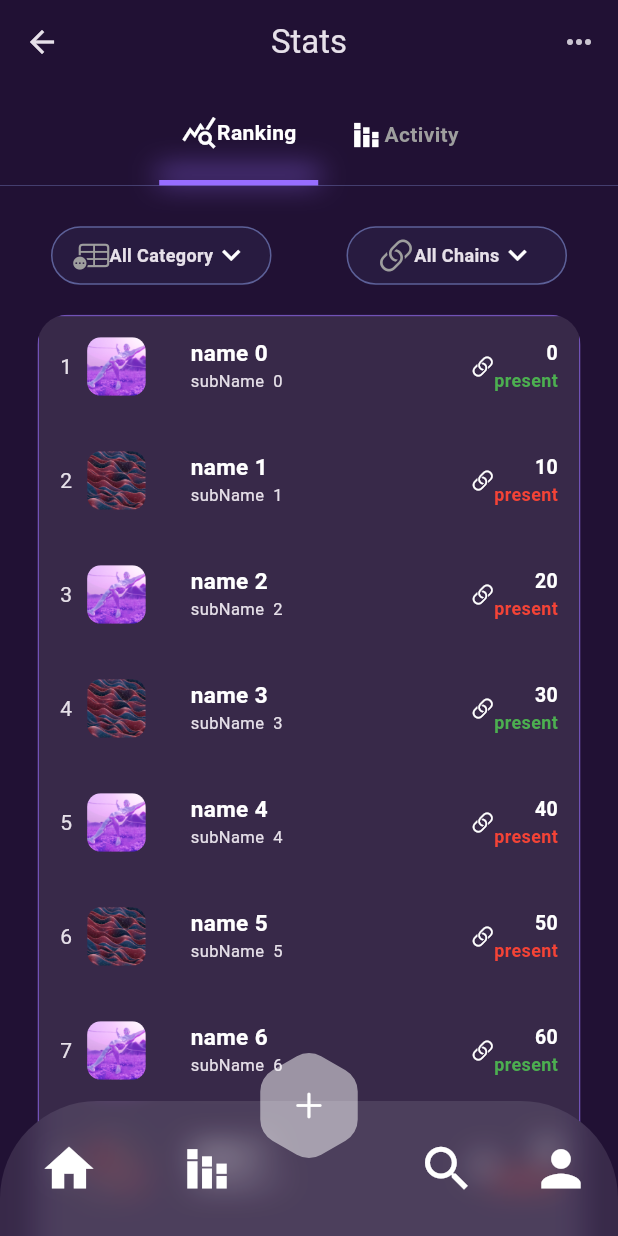
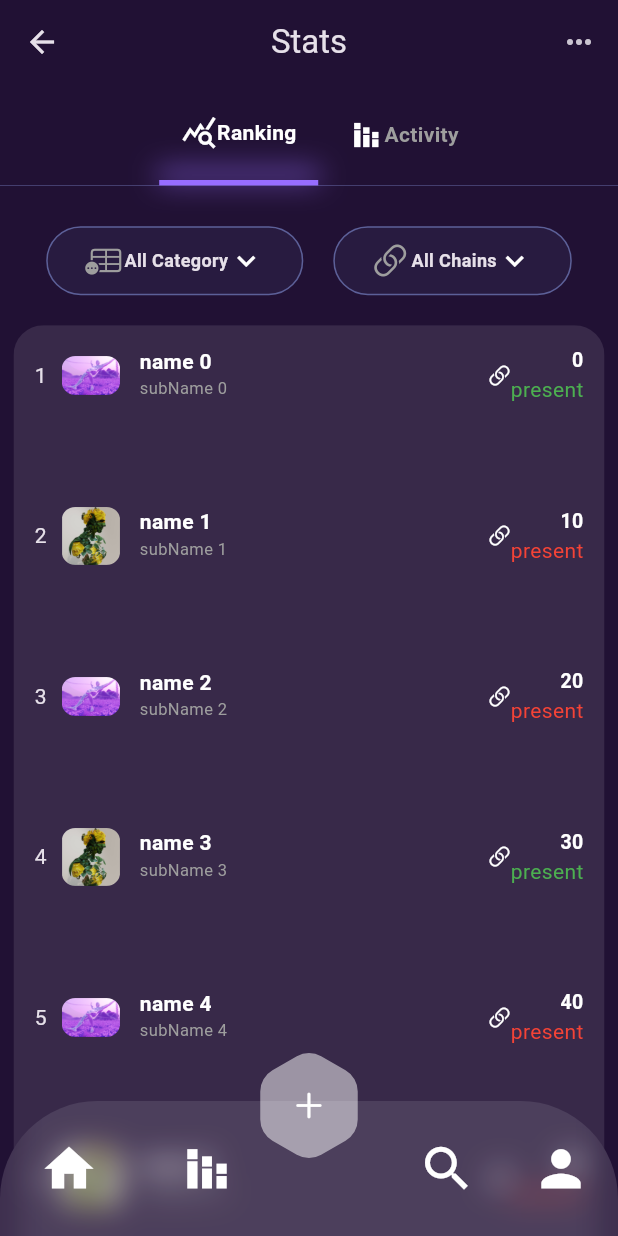
Before and after one commit to Linashaqoura612/Mini_MarketPlace_NFT, a Flutter app: the HomePage screen opened by its route, after a tap on the "stacked bar chart" icon, on a phone screen of 412 x 824 dp. Run offline on Flutter 3.47's test engine with Material 3 defaults, Android fonts, the phone set to English and light mode, and no system bars; Roboto replaces fonts that are missing (SF Pro Display).

Commit message:
finish apps

```diff
--- a/lib/core/resources/size_manager.dart
+++ b/lib/core/resources/size_manager.dart
@@ -12,6 +12,7 @@ class HeightValue {
   static const double h122 = 122;
   static const double h139 = 139;
   static const double h167_57 = 167.57;
+  static const double h174= 167.57;
   static const double h191 = 191;
   static const double h194 = 194;
   static const double h236 = 236;
@@ -26,8 +27,10 @@ class BlurValue {
 
 class WidthValue {
   static const double w0_2 = .2;
+  static const double w2 = 2;
   static const double w0_7 = .7;
   static const double w10 = 10;
+  static const double w13 = 13;
   static const double w20 = 20;
   static const double w28_83 = 28.83;
   static const double w30 = 30;
@@ -35,6 +38,8 @@ class WidthValue {
   static const double w40 = 40;
   static const double w50 = 50;
   static const double w106 = 106;
+  static const double w115 = 115;
+  static const double w147 = 147;
   static const double w157 = 157;
   static const double w198_2 = 198.2;
   static const double w252_26 = 252.26;
--- a/lib/features/stats/screens/stats.dart
+++ b/lib/features/stats/screens/stats.dart
@@ -11,6 +11,7 @@ import 'package:mini_nft_marketplace/features/stats/widgets/custom_category_stat
 import 'package:mini_nft_marketplace/features/stats/widgets/custom_title_state_page.dart';
 
 import '../../../core/resources/asset_image_manager.dart';
+import '../../../core/resources/route_manager.dart';
 import '../../../models/table_row_state_model.dart';
 import '../widgets/Custom_table_row_stat_page.dart';
 
@@ -20,17 +21,18 @@ class Stats extends StatelessWidget {
   @override
   Widget build(BuildContext context) {
     double listHeight = MediaQuery.of(context).size.height - 250;
+    print(listHeight);
     return SingleChildScrollView(
       child: Column(
         children: [
-          SizedBox(
+          const SizedBox(
             height: HeightValue.h20,
           ),
-          CustomTitleStatePage(),
-          SizedBox(
+          const CustomTitleStatePage(),
+          const SizedBox(
             height: HeightValue.h27,
           ),
-          Row(
+          const Row(
             mainAxisAlignment: MainAxisAlignment.center,
             children: [
               CustomCategoryStatsPage(
@@ -38,7 +40,7 @@ class Stats extends StatelessWidget {
                 title: StringsManager.allCategory,
               ),
               SizedBox(
-                width: WidthValue.w50,
+                width: WidthValue.w20,
               ),
               CustomCategoryStatsPage(
                 icon: CupertinoIcons.link,
@@ -50,41 +52,36 @@ class Stats extends StatelessWidget {
             height: 20,
           ),
           Padding(
-            padding: const EdgeInsets.symmetric(horizontal: PaddingValue.p25),
+            padding: const EdgeInsets.symmetric(horizontal: PaddingValue.p9),
             child: ClipRRect(
               borderRadius: BorderRadius.circular(20),
               child: BackdropFilter(
                 filter: ImageFilter.blur(
                     sigmaX: BlurValue.b10, sigmaY: BlurValue.b10),
                 child: Container(
-                  decoration: BoxDecoration(
-                    color: ColorManager.kColorWhite.withOpacity(0.1),
-                    border: Border.all(
-                      color: ColorManager.kColorDarkPurple.withOpacity(.6),
-                    ),
-                  ),
+                  color: ColorManager.kColorWhite.withOpacity(.1),
                   child: ListView.separated(
-                      physics: const NeverScrollableScrollPhysics(),
+                    physics: NeverScrollableScrollPhysics(),
                     shrinkWrap: true,
+                    itemCount: 10,
                     itemBuilder: (context, index) => CustomTableRowStatPage(
                       tableRowModel: TableRowModel(
                           index + 1,
-                              index % 2 == 0
-                                  ? AssetImageManager.categoryVirtualHomePage
-                                  : AssetImageManager.topSellerHomePage2,
+                          index%2==0?AssetImageManager.categoryVirtualHomePage:AssetImageManager.trendingHomePage3,
                           "name $index",
-                              "subName  $index",
+                          "subName $index",
                           "${index * 10}",
                           "present",
-                              index % 3 == 0 ? true : false)),
+                          index%3==0?true:false),
+                    ),
                     separatorBuilder: (context, index) => SizedBox(
-                            height: HeightValue.h9,
-                          ),
-                      itemCount: 20),
+                      height: 40,
                     ),
                   ),
                 ),
               ),
+            ),
+          )
         ],
       ),
     );
--- a/lib/features/stats/widgets/Custom_table_row_stat_page.dart
+++ b/lib/features/stats/widgets/Custom_table_row_stat_page.dart
@@ -1,9 +1,10 @@
 import 'package:flutter/cupertino.dart';
 import 'package:flutter/material.dart';
-import 'package:mini_nft_marketplace/core/resources/size_manager.dart';
 
+import '../../../core/resources/asset_image_manager.dart';
 import '../../../core/resources/color_manager.dart';
 import '../../../core/resources/font_manager.dart';
+import '../../../core/resources/size_manager.dart';
 import '../../../models/table_row_state_model.dart';
 
 class CustomTableRowStatPage extends StatelessWidget {
@@ -11,55 +12,49 @@ class CustomTableRowStatPage extends StatelessWidget {
   final TableRowModel tableRowModel;
   @override
   Widget build(BuildContext context) {
-    return Container(
-      child: Padding(
-        padding: const EdgeInsets.all(14),
+    return Padding(
+      padding: const EdgeInsets.all(14.0),
       child: Row(
         mainAxisAlignment: MainAxisAlignment.start,
         children: [
-            Text('${tableRowModel.order}'),
-            const SizedBox(
+          Text(tableRowModel.order.toString()),
+          SizedBox(
             width: WidthValue.w10,
           ),
           ClipRRect(
             borderRadius: BorderRadius.circular(RadiusValue.r9),
             child: Image(
+              image: AssetImage(tableRowModel.image),
+              width: WidthValue.w39,
               fit: BoxFit.cover,
-                image: AssetImage(
-                  tableRowModel.image,
-                ),
-                width: WidthValue.w39,
-                height: HeightValue.h39,
             ),
           ),
-            const SizedBox(
-              width: WidthValue.w30,
+          SizedBox(
+            width: WidthValue.w13,
           ),
           Container(
-              width: 115,
+            width: WidthValue.w115,
             height: HeightValue.h39,
             child: Column(
               crossAxisAlignment: CrossAxisAlignment.start,
               children: [
                 Text(
-                    tableRowModel.name,
-                    style: const TextStyle(
+                  tableRowModel.name.toString(),
+                  style: TextStyle(
+                      fontSize: 14,
+                      fontFamily: FontManager.sfProDisplay,
                       color: ColorManager.kColorWhite,
-                        fontWeight: FontWeight.bold,
-                        fontSize: FontSize.fs15,
-                        fontFamily: FontManager.sfProDisplay),
+                      fontWeight: FontWeight.bold),
                 ),
                 Text(
-                    tableRowModel.subName,
-                    style: const TextStyle(
+                  tableRowModel.subName.toString(),
+                  style: TextStyle(
                       fontSize: FontSize.fs11,
-                        fontFamily: FontManager.sfProDisplay),
+                      fontFamily: FontManager.sfProDisplay,
+                      color: Colors.grey),
                 ),
               ],
             ),
-            ),
-            SizedBox(
-              width: WidthValue.w28_83,
           ),
           Spacer(),
           Icon(
@@ -73,23 +68,17 @@ class CustomTableRowStatPage extends StatelessWidget {
                tableRowModel.count,
                 style: TextStyle(
                     color: ColorManager.kColorWhite,
-                      fontSize: FontSize.fs13,
-                      fontWeight: FontWeight.bold),
+                    fontWeight: FontWeight.bold,
+                    fontSize: FontSize.fs13),
               ),
               Text(
                 tableRowModel.present,
-                  style: TextStyle(
-                      color: tableRowModel.active
-                          ? Colors.green
-                          : ColorManager.kColorRed,
-                      fontSize: 12,
-                      fontWeight: FontWeight.bold),
+                style: TextStyle(color:tableRowModel.active? Colors.green:Colors.red),
               )
             ],
           )
         ],
       ),
-      ),
     );
   }
 }
--- a/lib/features/stats/widgets/custom_category_stats_page.dart
+++ b/lib/features/stats/widgets/custom_category_stats_page.dart
@@ -1,4 +1,5 @@
 import 'package:flutter/material.dart';
+import 'package:mini_nft_marketplace/core/resources/size_manager.dart';
 
 import '../../../core/resources/color_manager.dart';
 import '../../../core/resources/font_manager.dart';
@@ -11,12 +12,13 @@ class CustomCategoryStatsPage extends StatelessWidget {
   @override
   Widget build(BuildContext context) {
     return Container(
+      padding: EdgeInsetsDirectional.symmetric(vertical: PaddingValue.p10,horizontal: PaddingValue.p25),
       alignment: Alignment.center,
-      height: 39,
-      width: 147,
+      // height: HeightValue.h39,
+      // width: WidthValue.w147,
       decoration: BoxDecoration(
         color: ColorManager.kColorPurple.withOpacity(.12),
-        borderRadius: BorderRadius.circular(20),
+        borderRadius: BorderRadius.circular(50),
         border: Border.all(color: ColorManager.kColorPurple),
       ),
       child: Row(
@@ -25,7 +27,7 @@ class CustomCategoryStatsPage extends StatelessWidget {
           Icon(
             icon,
             color: Colors.grey,
-          ),
+          ),SizedBox(width: WidthValue.w2,),
           Text(
             title,
             style: TextStyle(
```
Lines whose indentation alone changed are shown as unchanged.
